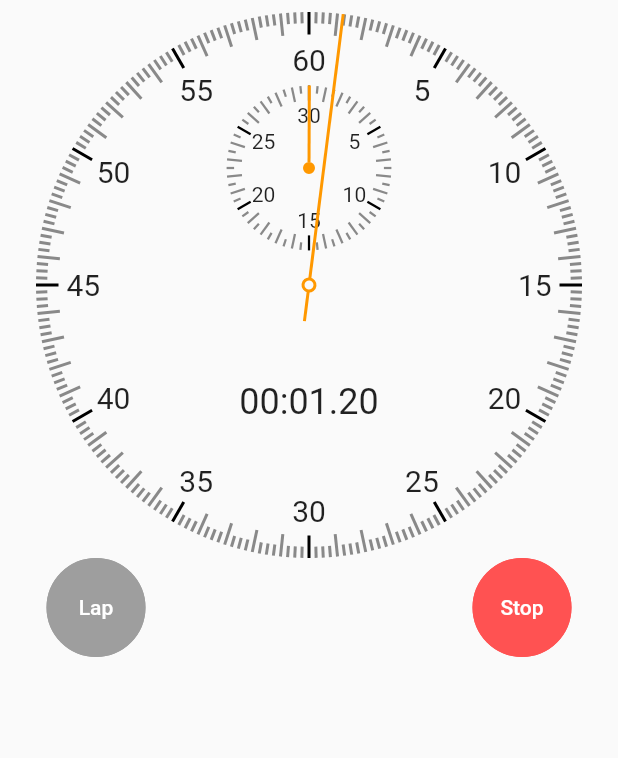
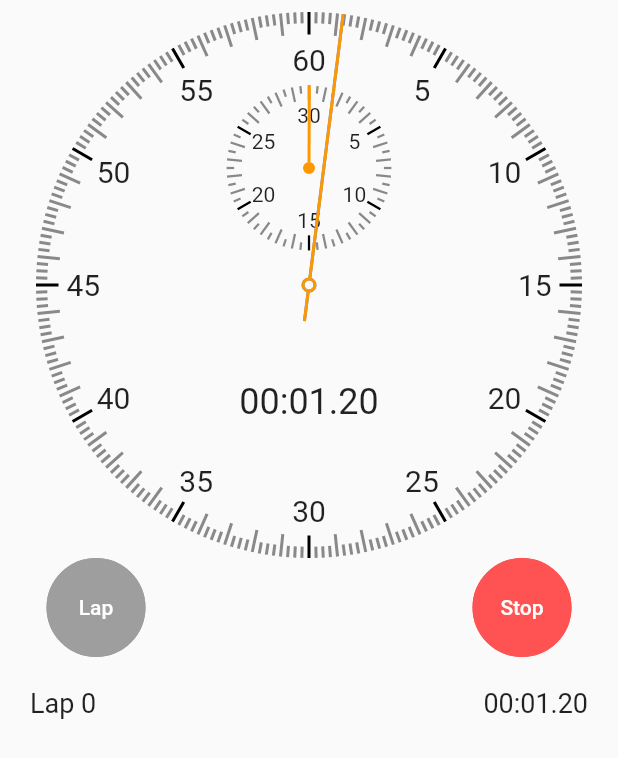
Before and after one commit to imokhtar/ios_stopwatch, a Flutter app: the screen it shows after launch, after a tap on "Start", on a phone screen of 412 x 824 dp. Shown: the top 758 px of the screen. Run offline on Flutter 3.47's test engine with Material 2 defaults, Android fonts, the phone set to English and light mode, and no system bars.

Commit message:
Adding lap pointer.

```diff
--- a/lib/main.dart
+++ b/lib/main.dart
@@ -108,6 +108,7 @@ class StopwatchPage extends StatelessWidget {
                     padding: const EdgeInsets.only(top: 16.0),
                     child: ListView.separated(
                         scrollDirection: Axis.vertical,
+                        physics: AlwaysScrollableScrollPhysics(),
                         shrinkWrap: false,
                         separatorBuilder: (BuildContext context, int index) => Divider(),
                         itemCount: viewmodel.laps().length,
--- a/lib/models/StopwatchEntity.dart
+++ b/lib/models/StopwatchEntity.dart
@@ -3,22 +3,7 @@ class StopwatchEntity {
   Duration startTime;
   Duration currentTime;
   Duration previousElapsedTime;
-  Duration lastLapDuration;
+  Duration lastLapDuration = Duration(seconds: 0);
   List<Duration> laps = [];
   StopwatchEntity({this.startTime, this.currentTime,}):super();
-
-
-  Duration elapsedTime() {
-    if (previousElapsedTime == null) {
-      return currentTime - startTime;
-    } else {
-      return (currentTime - startTime) + previousElapsedTime;
-    }
-  }
-
-  void lap() {
-    Duration lapTime = elapsedTime() - lastLapDuration;
-    laps.add(lapTime);
-    lastLapDuration = lapTime;
-  }
 }
--- a/lib/painters/clock_pointer.dart
+++ b/lib/painters/clock_pointer.dart
@@ -3,8 +3,9 @@ import 'package:flutter/material.dart';
 class ClockPointer extends CustomPainter {
   bool isWithTail;
   bool isFilledCenter;
+  Color color;
 
-  ClockPointer({this.isWithTail, this.isFilledCenter}): super();
+  ClockPointer({this.color = Colors.orange, this.isWithTail, this.isFilledCenter}): super();
 
   @override
   void paint(Canvas canvas, Size size) {
@@ -15,11 +16,11 @@ class ClockPointer extends CustomPainter {
     final strokePaint = Paint()
       ..style = PaintingStyle.stroke
       ..strokeWidth = 2
-      ..color = Colors.orange;
+      ..color = color;
 
     final fillPaint = Paint()
       ..style = PaintingStyle.fill
-      ..color = Colors.orange;
+      ..color = color;
 
     if (isWithTail) {
       canvas.drawLine(p1, p2, strokePaint);
--- a/lib/view_models/stopwatch_viewmodel.dart
+++ b/lib/view_models/stopwatch_viewmodel.dart
@@ -9,7 +9,23 @@ class StopWatchViewModel extends ChangeNotifier {
   bool isRunning = false;
 
   List<Duration> laps() {
-    return stopwatchEntity.laps.reversed.toList();
+    if (lapTime().inMilliseconds == 0)  {
+      return stopwatchEntity.laps.reversed.toList();
+    } else {
+      return (stopwatchEntity.laps + [lapTime()]).reversed.toList();
+    }
+  }
+
+  Duration elapsedTime() {
+    if (stopwatchEntity.previousElapsedTime == null) {
+      return stopwatchEntity.currentTime - stopwatchEntity.startTime;
+    } else {
+      return (stopwatchEntity.currentTime - stopwatchEntity.startTime) + stopwatchEntity.previousElapsedTime;
+    }
+  }
+
+  Duration lapTime() {
+    return elapsedTime() - stopwatchEntity.lastLapDuration;
   }
 
   void start() {
@@ -31,7 +47,7 @@ class StopWatchViewModel extends ChangeNotifier {
   void pause() {
     timer.cancel();
     timer = null;
-    stopwatchEntity.previousElapsedTime = stopwatchEntity.elapsedTime();
+    stopwatchEntity.previousElapsedTime = elapsedTime();
     stopwatchEntity.startTime = Duration(seconds: 0);
     stopwatchEntity.currentTime = Duration(seconds: 0);
     isRunning = false;
@@ -39,15 +55,13 @@ class StopWatchViewModel extends ChangeNotifier {
   }
 
   void reset() {
-    stopwatchEntity.previousElapsedTime = Duration(seconds: 0);
-    stopwatchEntity.startTime = Duration(seconds: 0);
-    stopwatchEntity.currentTime = Duration(seconds: 0);
-    stopwatchEntity.laps = [];
+    stopwatchEntity = StopwatchEntity(startTime: Duration(seconds: 0), currentTime: Duration(seconds: 0));
     notifyListeners();
   }
 
   void lap() {
-    stopwatchEntity.lap();
+    stopwatchEntity.laps.add(lapTime());
+    stopwatchEntity.lastLapDuration = elapsedTime();
     notifyListeners();
   }
 
--- a/lib/views/analog_clock_view.dart
+++ b/lib/views/analog_clock_view.dart
@@ -44,7 +44,7 @@ class AnalogClock extends StatelessWidget {
                             ClockTicks(ticksPerUnit: 2, tickWidth: 1.5, tickHeight: 10, maxCycle: 30,),
                             Consumer<StopWatchViewModel>(builder: (context, viewmodel, child) {
                               return Transform.rotate(
-                                angle: viewmodel.stopwatchEntity.elapsedTime().inMilliseconds.toDouble() / 1000 / 60 / 30 * (2 * pi),
+                                angle: viewmodel.elapsedTime().inMilliseconds.toDouble() / 1000 / 60 / 30 * (2 * pi),
                                 child: CustomPaint(
                                   painter: ClockPointer(isWithTail: false, isFilledCenter: true),
                                   child: Container(),
@@ -61,7 +61,7 @@ class AnalogClock extends StatelessWidget {
                       child: Consumer<StopWatchViewModel>(
                         builder: (context, viewmodel, child) {
                           return Text(
-                            ClokcDuratiion(viewmodel.stopwatchEntity.elapsedTime()).digitalClockString(),
+                            ClokcDuratiion(viewmodel.elapsedTime()).digitalClockString(),
                             style: TextStyle(
                                 fontSize: 24,
                                 fontFeatures: [FontFeature.tabularFigures()]
@@ -71,12 +71,23 @@ class AnalogClock extends StatelessWidget {
                       )
                   ),
                   Consumer<StopWatchViewModel>(builder: (context, viewmodel, child) {
-                    return Transform.rotate(
-                      angle: viewmodel.stopwatchEntity.elapsedTime().inMilliseconds.toDouble() / 1000 / 60 * (2 * pi),
-                      child: CustomPaint(
-                        painter: ClockPointer(isWithTail: true, isFilledCenter: false),
-                        child: Container(),
-                      ),
+                    return Stack(
+                      children: <Widget>[
+                        Transform.rotate(
+                          angle: viewmodel.lapTime().inMilliseconds.toDouble() / 1000 / 60 * (2 * pi),
+                          child: CustomPaint(
+                            painter: ClockPointer(color: Colors.blueAccent, isWithTail: true, isFilledCenter: false),
+                            child: Container(),
+                          ),
+                        ),
+                        Transform.rotate(
+                          angle: viewmodel.elapsedTime().inMilliseconds.toDouble() / 1000 / 60 * (2 * pi),
+                          child: CustomPaint(
+                            painter: ClockPointer(isWithTail: true, isFilledCenter: false),
+                            child: Container(),
+                          ),
+                        ),
+                      ],
                     );
                   },
                   )
```
